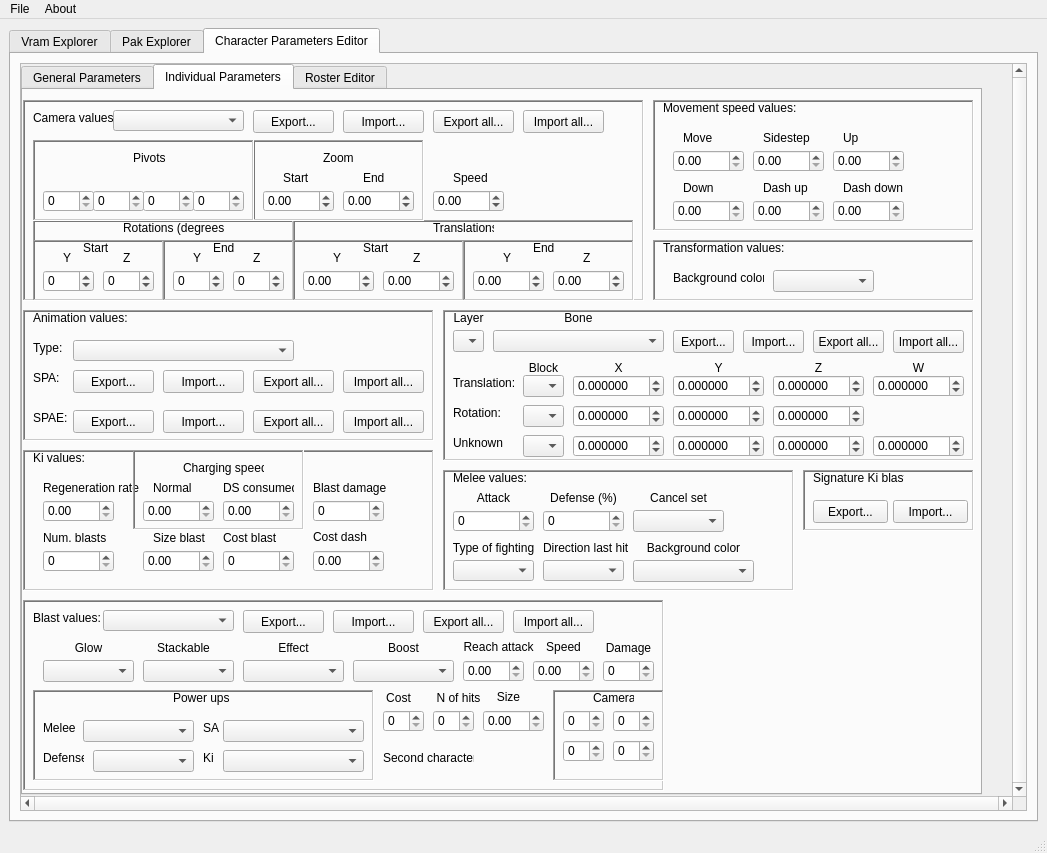
The window that lib/design/Raging_Tools/Raging_Tools.ui (adsl14/Raging-tools) describes before a commit, drawn with Qt 5.
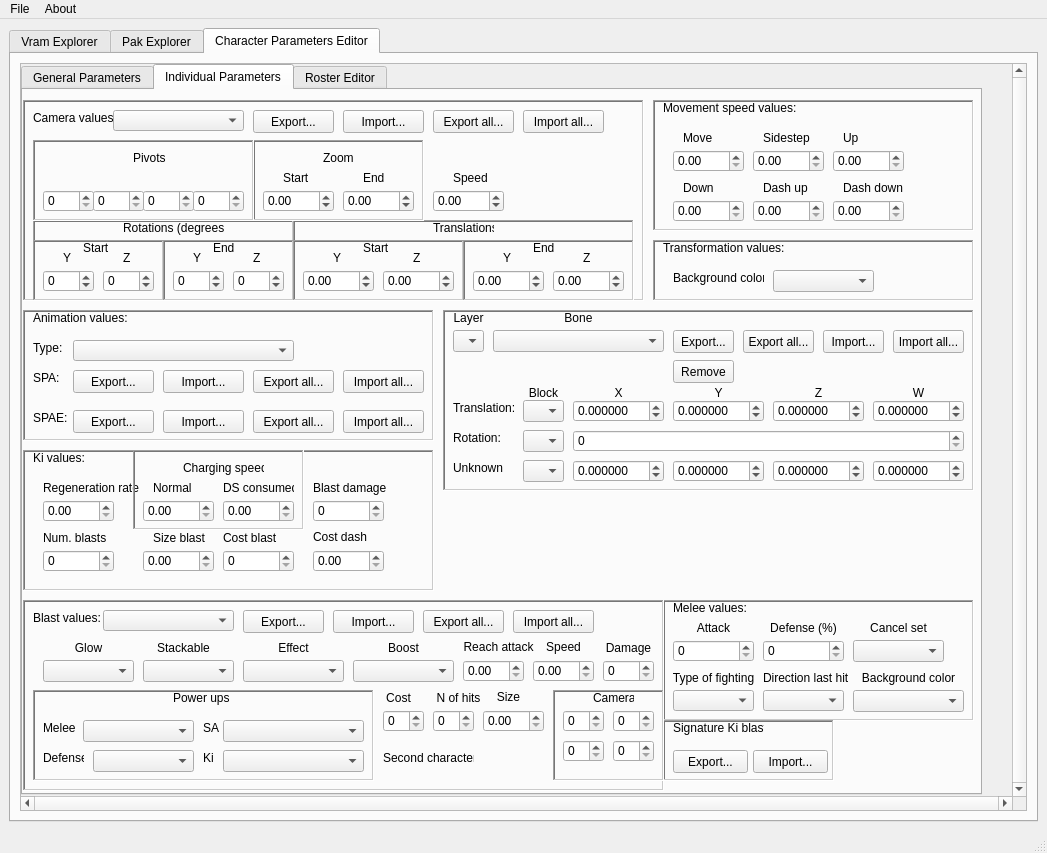
The same window after the commit. The open tabs and pages were chosen to show the change. Icons and pictures are not drawn.

Commit message: Animation bones can now be exported to json. Also they can be removed or import one, or multiple bones, from a json file

The edit to the form file:
```diff
--- a/lib/design/Raging_Tools/Raging_Tools.ui
+++ b/lib/design/Raging_Tools/Raging_Tools.ui
@@ -6147,9 +6147,9 @@
              <widget class="QFrame" name="melee_values">
               <property name="geometry">
                <rect>
-                <x>420</x>
-                <y>380</y>
-                <width>351</width>
+                <x>640</x>
+                <y>510</y>
+                <width>311</width>
                 <height>121</height>
                </rect>
               </property>
@@ -6313,7 +6313,7 @@
                 <rect>
                  <x>190</x>
                  <y>90</y>
-                 <width>121</width>
+                 <width>111</width>
                  <height>22</height>
                 </rect>
                </property>
@@ -6323,7 +6323,7 @@
                 <rect>
                  <x>190</x>
                  <y>70</y>
-                 <width>121</width>
+                 <width>111</width>
                  <height>16</height>
                 </rect>
                </property>
@@ -7371,8 +7371,8 @@
              <widget class="QFrame" name="signature_ki_blast">
               <property name="geometry">
                <rect>
-                <x>780</x>
-                <y>380</y>
+                <x>640</x>
+                <y>630</y>
                 <width>171</width>
                 <height>61</height>
                </rect>
@@ -7576,7 +7576,7 @@
                 <x>420</x>
                 <y>220</y>
                 <width>531</width>
-                <height>151</height>
+                <height>181</height>
                </rect>
               </property>
               <property name="frameShape">
@@ -7589,7 +7589,7 @@
                <property name="geometry">
                 <rect>
                  <x>10</x>
-                 <y>95</y>
+                 <y>120</y>
                  <width>61</width>
                  <height>16</height>
                 </rect>
@@ -7602,7 +7602,7 @@
                <property name="geometry">
                 <rect>
                  <x>430</x>
-                 <y>50</y>
+                 <y>75</y>
                  <width>91</width>
                  <height>16</height>
                 </rect>
@@ -7617,7 +7617,7 @@
               <widget class="QPushButton" name="animation_import_bone">
                <property name="geometry">
                 <rect>
-                 <x>300</x>
+                 <x>380</x>
                  <y>20</y>
                  <width>61</width>
                  <height>23</height>
@@ -7644,7 +7644,7 @@
                <property name="geometry">
                 <rect>
                  <x>230</x>
-                 <y>65</y>
+                 <y>90</y>
                  <width>91</width>
                  <height>22</height>
                 </rect>
@@ -7669,7 +7669,7 @@
                <property name="geometry">
                 <rect>
                  <x>80</x>
-                 <y>50</y>
+                 <y>75</y>
                  <width>41</width>
                  <height>16</height>
                 </rect>
@@ -7707,7 +7707,7 @@
                <property name="geometry">
                 <rect>
                  <x>80</x>
-                 <y>95</y>
+                 <y>120</y>
                  <width>41</width>
                  <height>22</height>
                 </rect>
@@ -7717,7 +7717,7 @@
                <property name="geometry">
                 <rect>
                  <x>10</x>
-                 <y>65</y>
+                 <y>90</y>
                  <width>71</width>
                  <height>16</height>
                 </rect>
@@ -7739,7 +7739,7 @@
               <widget class="QPushButton" name="animation_export_all_bone">
                <property name="geometry">
                 <rect>
-                 <x>370</x>
+                 <x>300</x>
                  <y>20</y>
                  <width>71</width>
                  <height>23</height>
@@ -7753,7 +7753,7 @@
                <property name="geometry">
                 <rect>
                  <x>330</x>
-                 <y>50</y>
+                 <y>75</y>
                  <width>91</width>
                  <height>16</height>
                 </rect>
@@ -7769,7 +7769,7 @@
                <property name="geometry">
                 <rect>
                  <x>430</x>
-                 <y>65</y>
+                 <y>90</y>
                  <width>91</width>
                  <height>22</height>
                 </rect>
@@ -7794,32 +7794,7 @@
                <property name="geometry">
                 <rect>
                  <x>330</x>
-                 <y>65</y>
-                 <width>91</width>
-                 <height>22</height>
-                </rect>
-               </property>
-               <property name="decimals">
-                <number>6</number>
-               </property>
-               <property name="minimum">
-                <double>-999.999999000000003</double>
-               </property>
-               <property name="maximum">
-                <double>999.999999000000003</double>
-               </property>
-               <property name="singleStep">
-                <double>0.500000000000000</double>
-               </property>
-               <property name="value">
-                <double>0.000000000000000</double>
-               </property>
-              </widget>
-              <widget class="QDoubleSpinBox" name="animation_bone_rotation_X_value">
-               <property name="geometry">
-                <rect>
-                 <x>130</x>
-                 <y>95</y>
+                 <y>90</y>
                  <width>91</width>
                  <height>22</height>
                 </rect>
@@ -7853,31 +7828,6 @@
                 <string>Import all...</string>
                </property>
               </widget>
-              <widget class="QDoubleSpinBox" name="animation_bone_rotation_Y_value">
-               <property name="geometry">
-                <rect>
-                 <x>230</x>
-                 <y>95</y>
-                 <width>91</width>
-                 <height>22</height>
-                </rect>
-               </property>
-               <property name="decimals">
-                <number>6</number>
-               </property>
-               <property name="minimum">
-                <double>-999.999999000000003</double>
-               </property>
-               <property name="maximum">
-                <double>999.999999000000003</double>
-               </property>
-               <property name="singleStep">
-                <double>0.500000000000000</double>
-               </property>
-               <property name="value">
-                <double>0.000000000000000</double>
-               </property>
-              </widget>
               <widget class="QLabel" name="animation_bone_text">
                <property name="geometry">
                 <rect>
@@ -7897,36 +7847,11 @@
                 <set>Qt::AlignCenter</set>
                </property>
               </widget>
-              <widget class="QDoubleSpinBox" name="animation_bone_rotation_Z_value">
-               <property name="geometry">
-                <rect>
-                 <x>330</x>
-                 <y>95</y>
-                 <width>91</width>
-                 <height>22</height>
-                </rect>
-               </property>
-               <property name="decimals">
-                <number>6</number>
-               </property>
-               <property name="minimum">
-                <double>-999.999999000000003</double>
-               </property>
-               <property name="maximum">
-                <double>999.999999000000003</double>
-               </property>
-               <property name="singleStep">
-                <double>0.500000000000000</double>
-               </property>
-               <property name="value">
-                <double>0.000000000000000</double>
-               </property>
-              </widget>
               <widget class="QLabel" name="animation_bone_X_text">
                <property name="geometry">
                 <rect>
                  <x>130</x>
-                 <y>50</y>
+                 <y>75</y>
                  <width>91</width>
                  <height>16</height>
                 </rect>
@@ -7952,7 +7877,7 @@
                <property name="geometry">
                 <rect>
                  <x>80</x>
-                 <y>65</y>
+                 <y>90</y>
                  <width>41</width>
                  <height>22</height>
                 </rect>
@@ -7962,7 +7887,7 @@
                <property name="geometry">
                 <rect>
                  <x>230</x>
-                 <y>50</y>
+                 <y>75</y>
                  <width>91</width>
                  <height>16</height>
                 </rect>
@@ -7978,7 +7903,7 @@
                <property name="geometry">
                 <rect>
                  <x>130</x>
-                 <y>65</y>
+                 <y>90</y>
                  <width>91</width>
                  <height>22</height>
                 </rect>
@@ -8003,7 +7928,7 @@
                <property name="geometry">
                 <rect>
                  <x>130</x>
-                 <y>125</y>
+                 <y>150</y>
                  <width>91</width>
                  <height>22</height>
                 </rect>
@@ -8028,7 +7953,7 @@
                <property name="geometry">
                 <rect>
                  <x>330</x>
-                 <y>125</y>
+                 <y>150</y>
                  <width>91</width>
                  <height>22</height>
                 </rect>
@@ -8053,7 +7978,7 @@
                <property name="geometry">
                 <rect>
                  <x>10</x>
-                 <y>125</y>
+                 <y>150</y>
                  <width>71</width>
                  <height>16</height>
                 </rect>
@@ -8069,7 +7994,7 @@
                <property name="geometry">
                 <rect>
                  <x>80</x>
-                 <y>125</y>
+                 <y>150</y>
                  <width>41</width>
                  <height>22</height>
                 </rect>
@@ -8079,7 +8004,7 @@
                <property name="geometry">
                 <rect>
                  <x>430</x>
-                 <y>125</y>
+                 <y>150</y>
                  <width>91</width>
                  <height>22</height>
                 </rect>
@@ -8104,7 +8029,7 @@
                <property name="geometry">
                 <rect>
                  <x>230</x>
-                 <y>125</y>
+                 <y>150</y>
                  <width>91</width>
                  <height>22</height>
                 </rect>
@@ -8125,6 +8050,38 @@
                 <double>0.000000000000000</double>
                </property>
               </widget>
+              <widget class="QDoubleSpinBox" name="animation_bone_rotation_XYZ_value">
+               <property name="geometry">
+                <rect>
+                 <x>130</x>
+                 <y>120</y>
+                 <width>391</width>
+                 <height>22</height>
+                </rect>
+               </property>
+               <property name="decimals">
+                <number>0</number>
+               </property>
+               <property name="maximum">
+                <double>1000000000000000048346692115553659057528394845890514255872.000000000000000</double>
+               </property>
+               <property name="value">
+                <double>0.000000000000000</double>
+               </property>
+              </widget>
+              <widget class="QPushButton" name="animation_remove_bone">
+               <property name="geometry">
+                <rect>
+                 <x>230</x>
+                 <y>50</y>
+                 <width>61</width>
+                 <height>23</height>
+                </rect>
+               </property>
+               <property name="text">
+                <string>Remove</string>
+               </property>
+              </widget>
              </widget>
             </widget>
             <widget class="QWidget" name="cs_chip">
```
Left out of the diff: 3 changed lines with no effect on the pictures. The commit also changes 5 other files.
